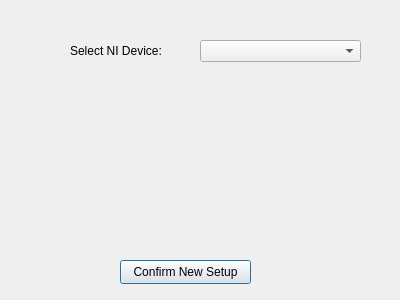
This is src/app/src/advancedsetupdialog.ui in CuriBio/nautilus_acquisition as Qt 5 draws it before an edit. The edited form follows.
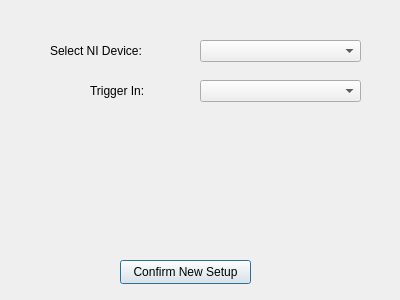
This is the edited form.

The edit to the form file:
```diff
--- a/src/app/src/advancedsetupdialog.ui
+++ b/src/app/src/advancedsetupdialog.ui
@@ -26,9 +26,9 @@
   <widget class="QLabel" name="label">
    <property name="geometry">
     <rect>
-     <x>70</x>
+     <x>50</x>
      <y>40</y>
-     <width>91</width>
+     <width>111</width>
      <height>21</height>
     </rect>
    </property>
@@ -49,6 +49,29 @@
     <string>Confirm New Setup</string>
    </property>
   </widget>
+  <widget class="QLabel" name="label_2">
+   <property name="geometry">
+    <rect>
+     <x>90</x>
+     <y>80</y>
+     <width>71</width>
+     <height>21</height>
+    </rect>
+   </property>
+   <property name="text">
+    <string>Trigger In:</string>
+   </property>
+  </widget>
+  <widget class="QComboBox" name="triggerInModeList">
+   <property name="geometry">
+    <rect>
+     <x>200</x>
+     <y>80</y>
+     <width>161</width>
+     <height>22</height>
+    </rect>
+   </property>
+  </widget>
  </widget>
  <resources/>
  <connections/>
```
